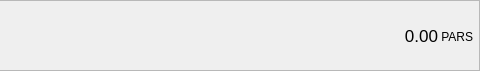
First picture: the form in src/gui/ui/accountframe.ui, repository ParsiCoin/parsipay, before the edit; both pictures show x 320 to 800 and y 0 to 71 of the 800 by 71 pixel window.
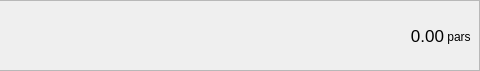
Second picture: the form after the edit. Icons and pictures are not drawn.

Patch:
```diff
--- a/src/gui/ui/accountframe.ui
+++ b/src/gui/ui/accountframe.ui
@@ -286,7 +286,7 @@
           </size>
          </property>
          <property name="text">
-          <string> PARS</string>
+          <string> pars</string>
          </property>
          <property name="alignment">
           <set>Qt::AlignBottom|Qt::AlignLeading|Qt::AlignLeft</set>
```
